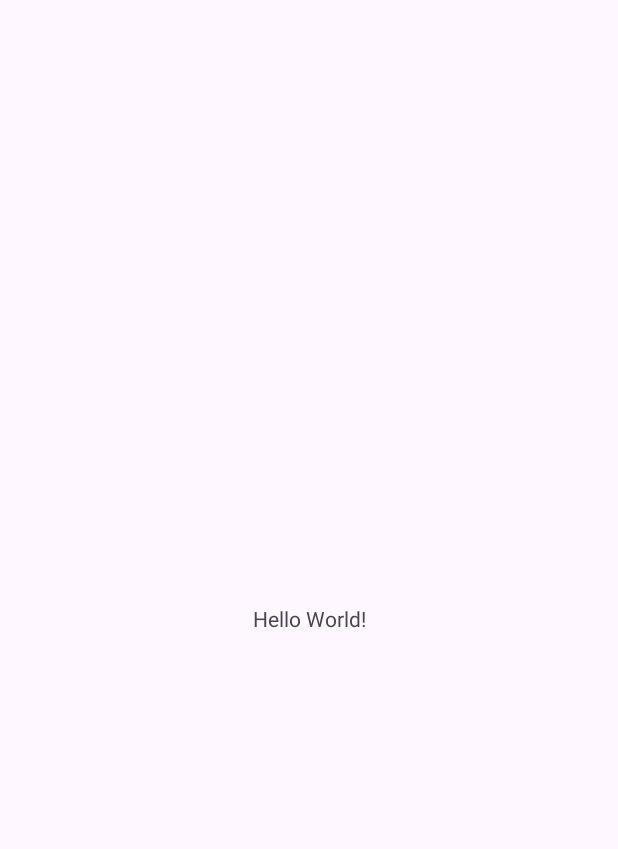
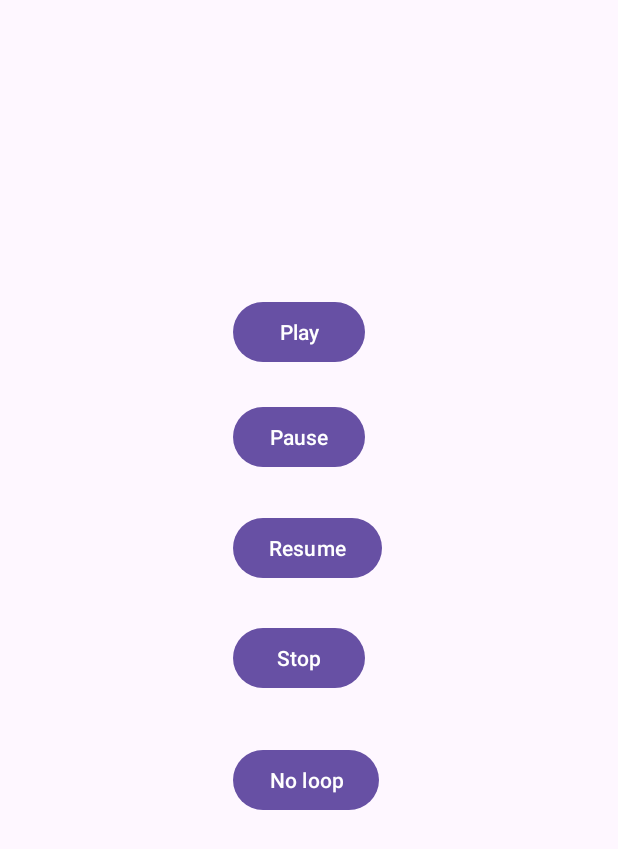
Before and after one commit to elazaroo/androidFirstApp, an Android app: the screen it shows after launch (MainActivity), on a phone screen of 412 x 824 dp. Before the commit the part shown is almost empty. Shown: the top 849 px of the screen. Run offline under Robolectric (Android 15) with nearby library versions, the phone set to English and light mode, and no system bars.

Commit message:
Added controls

```diff
--- a/app/src/main/res/layout/activity_main.xml
+++ b/app/src/main/res/layout/activity_main.xml
@@ -7,13 +7,58 @@
     android:layout_height="match_parent"
     tools:context=".MainActivity">
 
-    <TextView
+    <Button
+        android:id="@+id/btPlay"
         android:layout_width="wrap_content"
         android:layout_height="wrap_content"
-        android:text="Hello World!"
-        app:layout_constraintBottom_toBottomOf="parent"
-        app:layout_constraintEnd_toEndOf="parent"
+        android:layout_marginStart="155dp"
+        android:layout_marginTop="197dp"
+        android:onClick="start"
+        android:text="Play"
         app:layout_constraintStart_toStartOf="parent"
         app:layout_constraintTop_toTopOf="parent" />
 
+    <Button
+        android:id="@+id/btPause"
+        android:layout_width="wrap_content"
+        android:layout_height="wrap_content"
+        android:layout_marginStart="155dp"
+        android:layout_marginTop="22dp"
+        android:onClick="pause"
+        android:text="Pause"
+        app:layout_constraintStart_toStartOf="parent"
+        app:layout_constraintTop_toBottomOf="@+id/btPlay" />
+
+    <Button
+        android:id="@+id/btStop"
+        android:layout_width="wrap_content"
+        android:layout_height="wrap_content"
+        android:layout_marginStart="155dp"
+        android:layout_marginTop="25dp"
+        android:onClick="stop"
+        android:text="Stop"
+        app:layout_constraintStart_toStartOf="parent"
+        app:layout_constraintTop_toBottomOf="@+id/btResume" />
+
+    <Button
+        android:id="@+id/btNoLoop"
+        android:layout_width="wrap_content"
+        android:layout_height="wrap_content"
+        android:layout_marginStart="155dp"
+        android:layout_marginTop="33dp"
+        android:onClick="circle"
+        android:text="No loop"
+        app:layout_constraintStart_toStartOf="parent"
+        app:layout_constraintTop_toBottomOf="@+id/btStop" />
+
+    <Button
+        android:id="@+id/btResume"
+        android:layout_width="wrap_content"
+        android:layout_height="wrap_content"
+        android:layout_marginStart="155dp"
+        android:layout_marginTop="26dp"
+        android:onClick="continueC"
+        android:text="Resume"
+        app:layout_constraintStart_toStartOf="parent"
+        app:layout_constraintTop_toBottomOf="@+id/btPause" />
 </androidx.constraintlayout.widget.ConstraintLayout>
```
Also changed, not shown: app/src/main/java/com/example/androidfirstapp/MainActivity.java (+56 -0 lines), 1 other file.
